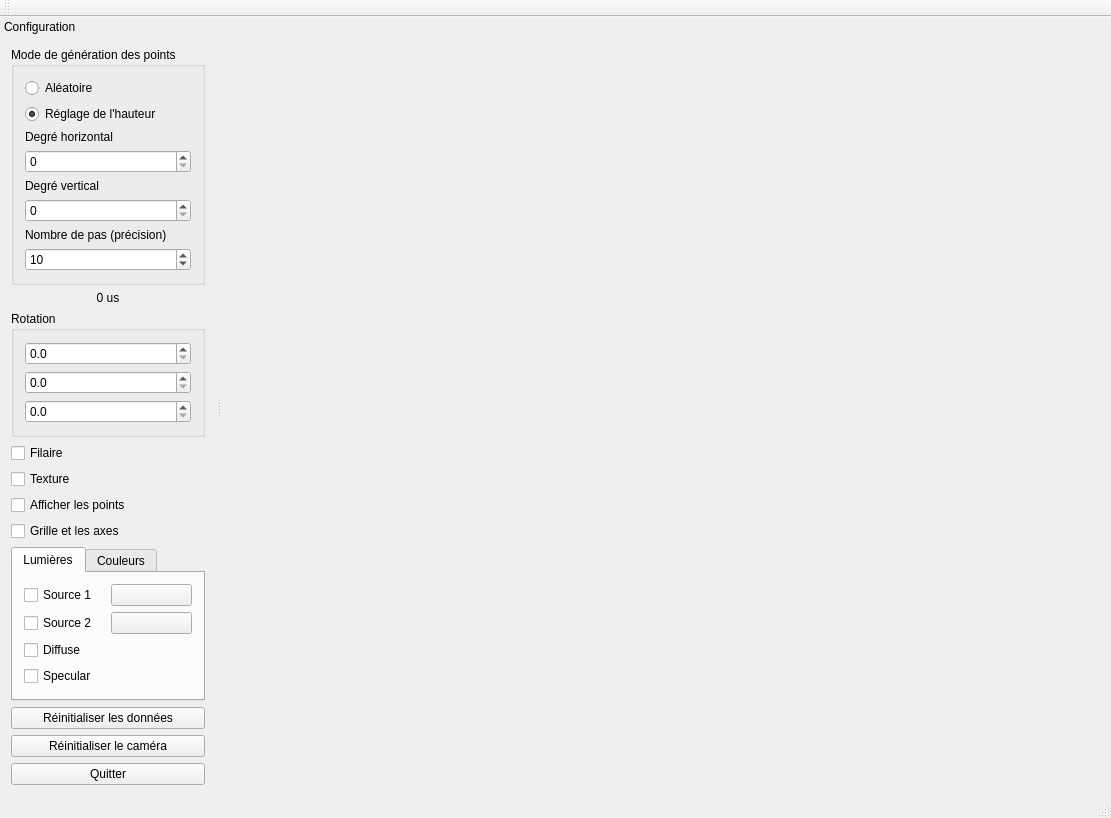
Before: the Qt Designer form Maths5ABezierQuaternions/form/maths5a_bezierquaternions.ui in PrLayton/BezierSurfacesAndQuaternions, drawn with Qt 5.
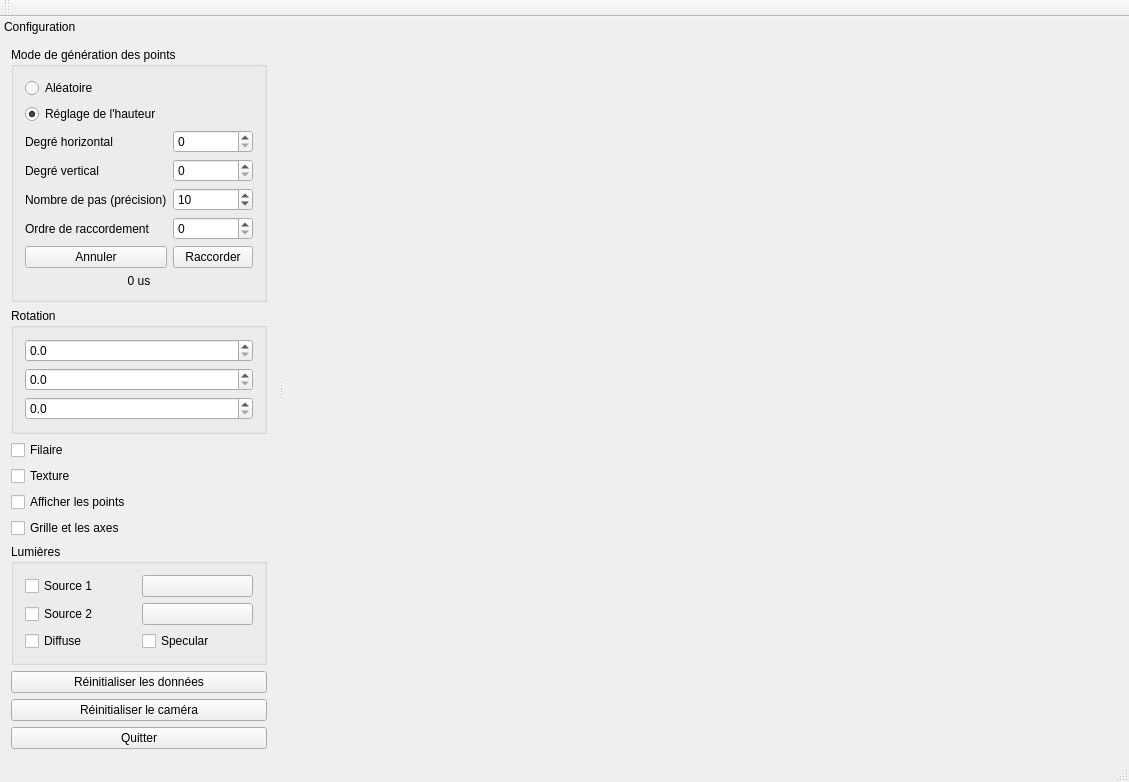
After: the same form once the commit is applied.

Commit message: Raccordement C0. UI changements. Améliorer génération aléatoire. Fixer memory leak.

The edit to the form file:
```diff
--- a/Maths5ABezierQuaternions/form/maths5a_bezierquaternions.ui
+++ b/Maths5ABezierQuaternions/form/maths5a_bezierquaternions.ui
@@ -6,8 +6,8 @@
    <rect>
     <x>0</x>
     <y>0</y>
-    <width>1111</width>
-    <height>740</height>
+    <width>1129</width>
+    <height>742</height>
    </rect>
   </property>
   <property name="windowTitle">
@@ -56,18 +56,8 @@
        <property name="title">
         <string>Mode de génération des points</string>
        </property>
-       <layout class="QVBoxLayout" name="verticalLayout_3">
-        <item>
-         <widget class="QRadioButton" name="rbRandom">
-          <property name="text">
-           <string>Aléatoire</string>
-          </property>
-          <property name="checked">
-           <bool>false</bool>
-          </property>
-         </widget>
-        </item>
-        <item>
+       <layout class="QGridLayout" name="gridLayout">
+        <item row="1" column="1">
          <widget class="QRadioButton" name="rbAdjust">
           <property name="text">
            <string>Réglage de l'hauteur</string>
@@ -77,34 +67,57 @@
           </property>
          </widget>
         </item>
-        <item>
-         <widget class="QLabel" name="laHorizontal">
-          <property name="text">
-           <string>Degré horizontal</string>
-          </property>
-         </widget>
-        </item>
-        <item>
-         <widget class="QSpinBox" name="spinHori">
+        <item row="6" column="2">
+         <widget class="QSpinBox" name="spinPrecision">
           <property name="minimum">
-           <number>0</number>
+           <number>2</number>
           </property>
           <property name="maximum">
-           <number>20</number>
+           <number>1000</number>
           </property>
           <property name="value">
-           <number>0</number>
+           <number>10</number>
           </property>
          </widget>
         </item>
-        <item>
+        <item row="4" column="1">
          <widget class="QLabel" name="laVertical">
           <property name="text">
            <string>Degré vertical</string>
           </property>
          </widget>
         </item>
-        <item>
+        <item row="0" column="1">
+         <widget class="QRadioButton" name="rbRandom">
+          <property name="text">
+           <string>Aléatoire</string>
+          </property>
+          <property name="checked">
+           <bool>false</bool>
+          </property>
+         </widget>
+        </item>
+        <item row="2" column="2">
+         <widget class="QSpinBox" name="spinHori">
+          <property name="minimum">
+           <number>0</number>
+          </property>
+          <property name="maximum">
+           <number>20</number>
+          </property>
+          <property name="value">
+           <number>0</number>
+          </property>
+         </widget>
+        </item>
+        <item row="8" column="1">
+         <widget class="QLabel" name="label">
+          <property name="text">
+           <string>Ordre de raccordement</string>
+          </property>
+         </widget>
+        </item>
+        <item row="4" column="2">
          <widget class="QSpinBox" name="spinVerti">
           <property name="minimum">
            <number>0</number>
@@ -117,39 +130,54 @@
           </property>
          </widget>
         </item>
-        <item>
+        <item row="2" column="1">
+         <widget class="QLabel" name="laHorizontal">
+          <property name="text">
+           <string>Degré horizontal</string>
+          </property>
+         </widget>
+        </item>
+        <item row="8" column="2">
+         <widget class="QSpinBox" name="spinJoinOrder">
+          <property name="maximum">
+           <number>2</number>
+          </property>
+         </widget>
+        </item>
+        <item row="6" column="1">
          <widget class="QLabel" name="laPrecision">
           <property name="text">
            <string>Nombre de pas (précision)</string>
           </property>
          </widget>
         </item>
-        <item>
-         <widget class="QSpinBox" name="spinPrecision">
-          <property name="minimum">
-           <number>2</number>
+        <item row="11" column="1" colspan="2">
+         <widget class="QLabel" name="laTimeCalcSurface">
+          <property name="text">
+           <string>0 us</string>
           </property>
-          <property name="maximum">
-           <number>1000</number>
+          <property name="alignment">
+           <set>Qt::AlignCenter</set>
           </property>
-          <property name="value">
-           <number>10</number>
+         </widget>
+        </item>
+        <item row="9" column="1">
+         <widget class="QPushButton" name="bCancelJoin">
+          <property name="text">
+           <string>Annuler</string>
+          </property>
+         </widget>
+        </item>
+        <item row="9" column="2">
+         <widget class="QPushButton" name="bJoin">
+          <property name="text">
+           <string>Raccorder</string>
           </property>
          </widget>
         </item>
        </layout>
       </widget>
      </item>
-     <item>
-      <widget class="QLabel" name="laTimeCalcSurface">
-       <property name="text">
-        <string>0 us</string>
-       </property>
-       <property name="alignment">
-        <set>Qt::AlignCenter</set>
-       </property>
-      </widget>
-     </item>
      <item>
       <widget class="QGroupBox" name="groupRotation">
        <property name="title">
@@ -227,67 +255,63 @@
       </widget>
      </item>
      <item>
-      <widget class="QTabWidget" name="tabWidget">
-       <property name="currentIndex">
-        <number>0</number>
+      <widget class="QGroupBox" name="groupLight">
+       <property name="title">
+        <string>Lumières</string>
        </property>
-       <widget class="QWidget" name="tabLight">
-        <attribute name="title">
-         <string>Lumières</string>
-        </attribute>
-        <layout class="QGridLayout" name="gridLayout">
-         <item row="0" column="0">
-          <widget class="QCheckBox" name="cbLight1">
-           <property name="text">
-            <string>Source 1</string>
-           </property>
-          </widget>
-         </item>
-         <item row="3" column="0">
-          <widget class="QCheckBox" name="cbSpecular">
-           <property name="text">
-            <string>Specular</string>
-           </property>
-          </widget>
-         </item>
-         <item row="1" column="0">
-          <widget class="QCheckBox" name="cbLight2">
-           <property name="text">
-            <string>Source 2</string>
-           </property>
-          </widget>
-         </item>
-         <item row="2" column="0">
-          <widget class="QCheckBox" name="cbDiffuse">
-           <property name="text">
-            <string>Diffuse</string>
-           </property>
-          </widget>
-         </item>
-         <item row="1" column="1">
-          <widget class="QPushButton" name="bColorS2">
-           <property name="layoutDirection">
-            <enum>Qt::LeftToRight</enum>
-           </property>
-           <property name="text">
-            <string/>
-           </property>
-          </widget>
-         </item>
-         <item row="0" column="1">
-          <widget class="QPushButton" name="bColorS1">
-           <property name="text">
-            <string/>
-           </property>
-          </widget>
-         </item>
-        </layout>
-       </widget>
-       <widget class="QWidget" name="tabColor">
-        <attribute name="title">
-         <string>Couleurs</string>
-        </attribute>
-       </widget>
+       <layout class="QGridLayout" name="gridLayout_2">
+        <item row="0" column="1">
+         <widget class="QPushButton" name="bColorS1">
+          <property name="text">
+           <string/>
+          </property>
+         </widget>
+        </item>
+        <item row="5" column="0">
+         <widget class="QCheckBox" name="cbDiffuse">
+          <property name="text">
+           <string>Diffuse</string>
+          </property>
+         </widget>
+        </item>
+        <item row="0" column="0">
+         <widget class="QCheckBox" name="cbLight1">
+          <property name="text">
+           <string>Source 1</string>
+          </property>
+         </widget>
+        </item>
+        <item row="2" column="1">
+         <widget class="QPushButton" name="bColorS2">
+          <property name="layoutDirection">
+           <enum>Qt::LeftToRight</enum>
+          </property>
+          <property name="text">
+           <string/>
+          </property>
+         </widget>
+        </item>
+        <item row="2" column="0">
+         <widget class="QCheckBox" name="cbLight2">
+          <property name="text">
+           <string>Source 2</string>
+          </property>
+         </widget>
+        </item>
+        <item row="5" column="1">
+         <widget class="QCheckBox" name="cbSpecular">
+          <property name="text">
+           <string>Specular</string>
+          </property>
+         </widget>
+        </item>
+       </layout>
+       <zorder>bColorS1</zorder>
+       <zorder>bColorS2</zorder>
+       <zorder>cbLight1</zorder>
+       <zorder>cbLight2</zorder>
+       <zorder>cbDiffuse</zorder>
+       <zorder>cbSpecular</zorder>
       </widget>
      </item>
      <item>
```
Left out of the diff: 2 changed lines with no effect on the pictures. The commit also changes 5 other files.
